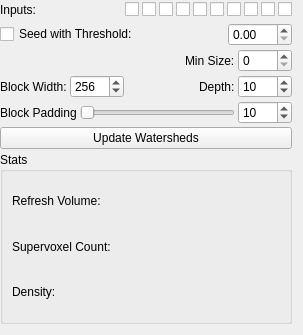
Above: ilastik/applets/vigraWatershedViewer/drawer.ui from ilastik/ilastik before the change. Below: the same form after it.
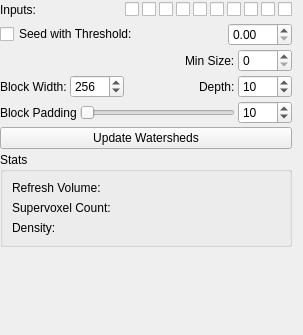
That is the form after the change.

The edit to the form file:
```diff
--- a/ilastik/applets/vigraWatershedViewer/drawer.ui
+++ b/ilastik/applets/vigraWatershedViewer/drawer.ui
@@ -373,6 +373,19 @@
      </layout>
     </widget>
    </item>
+   <item>
+    <spacer name="verticalSpacer">
+     <property name="orientation">
+      <enum>Qt::Vertical</enum>
+     </property>
+     <property name="sizeHint" stdset="0">
+      <size>
+       <width>20</width>
+       <height>40</height>
+      </size>
+     </property>
+    </spacer>
+   </item>
   </layout>
  </widget>
  <resources/>
```
